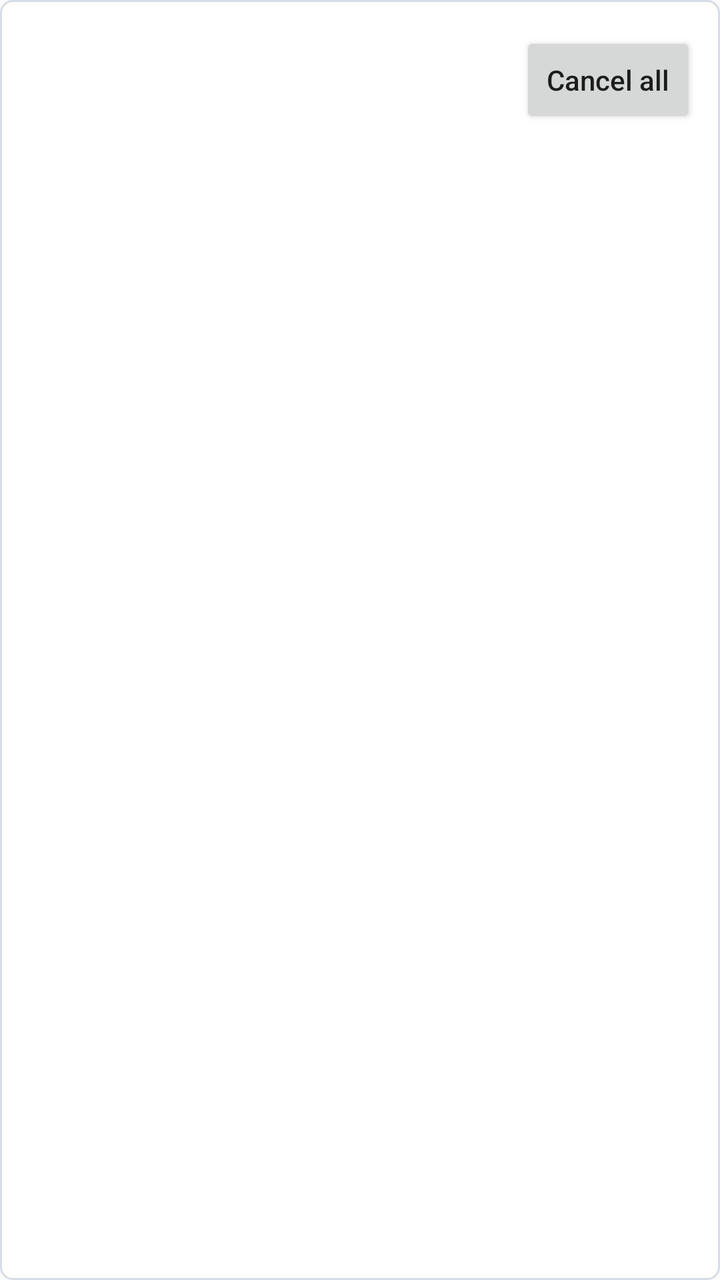
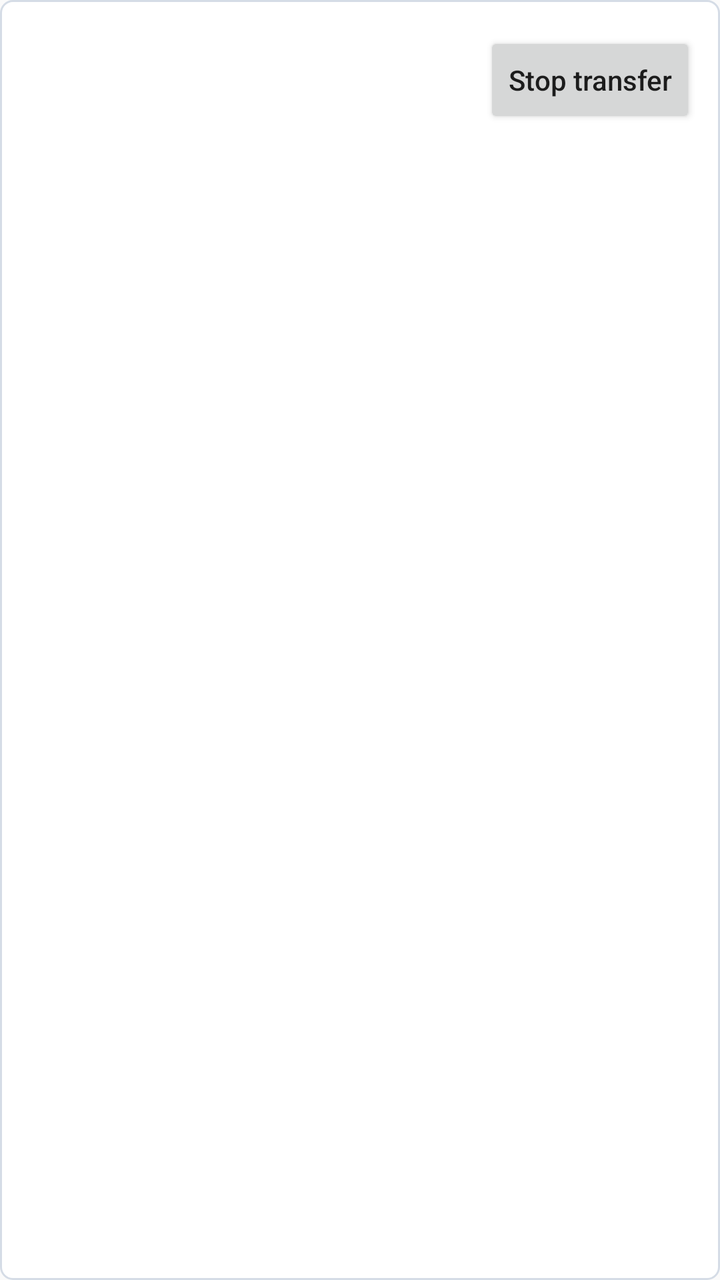

Before-and-after screenshots of an Android layout around one commit, followed by the original layout XML and the change that was made.
<!-- AndroidManifest.xml: application theme Theme.LanDrop -->
<!-- res/layout/item_transfer_session.xml -->
<?xml version='1.0' encoding='utf-8'?>
<LinearLayout xmlns:android="http://schemas.android.com/apk/res/android" android:layout_width="match_parent" android:layout_height="wrap_content" android:layout_margin="4dp" android:background="@drawable/device_item_background" android:orientation="vertical" android:paddingStart="12dp" android:paddingTop="10dp" android:paddingEnd="12dp" android:paddingBottom="10dp" android:tag="tv-panel" android:padding="16dp" android:layout_marginTop="4dp" android:layout_marginBottom="8dp">
  <LinearLayout android:layout_width="match_parent" android:layout_height="wrap_content" android:gravity="center_vertical" android:orientation="horizontal">
    <LinearLayout android:layout_width="0dp" android:layout_height="wrap_content" android:layout_weight="1" android:orientation="vertical">
      <TextView android:id="@+id/transfer_session_title" android:layout_width="match_parent" android:layout_height="wrap_content" android:textColor="@color/primary_text" android:textSize="18sp" android:textStyle="bold" />
      <TextView android:id="@+id/transfer_session_summary" android:layout_width="match_parent" android:layout_height="wrap_content" android:layout_marginTop="2dp" android:textColor="@color/secondary_text" android:textSize="14sp" />
      <ProgressBar android:id="@+id/transfer_session_progress" style="?android:attr/progressBarStyleHorizontal" android:layout_width="match_parent" android:layout_height="4dp" android:layout_marginTop="8dp" android:max="100" android:progress="0" android:visibility="gone" android:progressTint="@color/brand_primary" />
    </LinearLayout>
    <Button android:id="@+id/transfer_session_cancel" android:layout_width="wrap_content" android:layout_height="48dp" android:layout_marginStart="8dp" android:text="@string/cancel_transfer" android:textAllCaps="false" android:tag="tv-outline" android:minHeight="48dp" />
  </LinearLayout>
</LinearLayout>
<!-- resources referenced by this layout -->
<resources>
  <color name="brand_primary">#1976D2</color>
  <color name="primary_text">#192434</color>
  <color name="secondary_text">#566477</color>
  <!-- drawable device_item_background (drawable) -->
  <?xml version="1.0" encoding="utf-8"?>
  <shape xmlns:android="http://schemas.android.com/apk/res/android" android:shape="rectangle">
      <solid android:color="@android:color/white" />
      <corners android:radius="6dp" />
      <stroke android:width="1dp" android:color="@color/item_border" />
  </shape>
  <string name="cancel_transfer">Cancel all</string>
  <style name="Theme.LanDrop" parent="android:Theme.Material.Light.NoActionBar" />
  <color name="item_border">#D5DCE6</color>
</resources>

<!-- the commit's change to res/layout/item_transfer_session.xml (unified diff, before → after) -->
@@ -6,6 +6,6 @@
       <TextView android:id="@+id/transfer_session_summary" android:layout_width="match_parent" android:layout_height="wrap_content" android:layout_marginTop="2dp" android:textColor="@color/secondary_text" android:textSize="14sp" />
       <ProgressBar android:id="@+id/transfer_session_progress" style="?android:attr/progressBarStyleHorizontal" android:layout_width="match_parent" android:layout_height="4dp" android:layout_marginTop="8dp" android:max="100" android:progress="0" android:visibility="gone" android:progressTint="@color/brand_primary" />
     </LinearLayout>
-    <Button android:id="@+id/transfer_session_cancel" android:layout_width="wrap_content" android:layout_height="48dp" android:layout_marginStart="8dp" android:text="@string/cancel_transfer" android:textAllCaps="false" android:tag="tv-outline" android:minHeight="48dp" />
+    <Button android:id="@+id/transfer_session_cancel" android:layout_width="wrap_content" android:layout_height="48dp" android:layout_marginStart="8dp" android:text="@string/stop_transfer" android:textAllCaps="false" android:tag="tv-outline" android:minHeight="48dp" />
   </LinearLayout>
 </LinearLayout>
<!-- resource entries referenced after the edit -->
@@ -10,7 +10,7 @@
       <corners android:radius="6dp" />
       <stroke android:width="1dp" android:color="@color/item_border" />
   </shape>
-  <string name="cancel_transfer">Cancel all</string>
+  <string name="stop_transfer">Stop transfer</string>
   <style name="Theme.LanDrop" parent="android:Theme.Material.Light.NoActionBar" />
   <color name="item_border">#D5DCE6</color>
 </resources>
